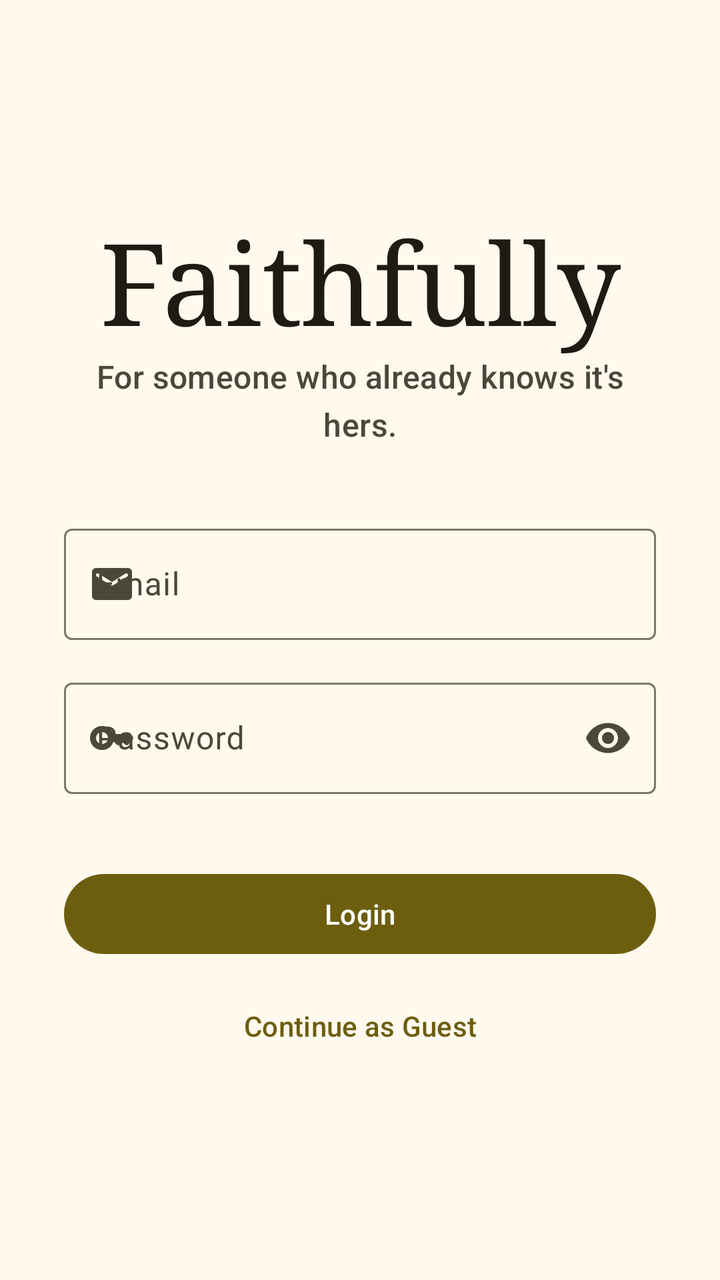
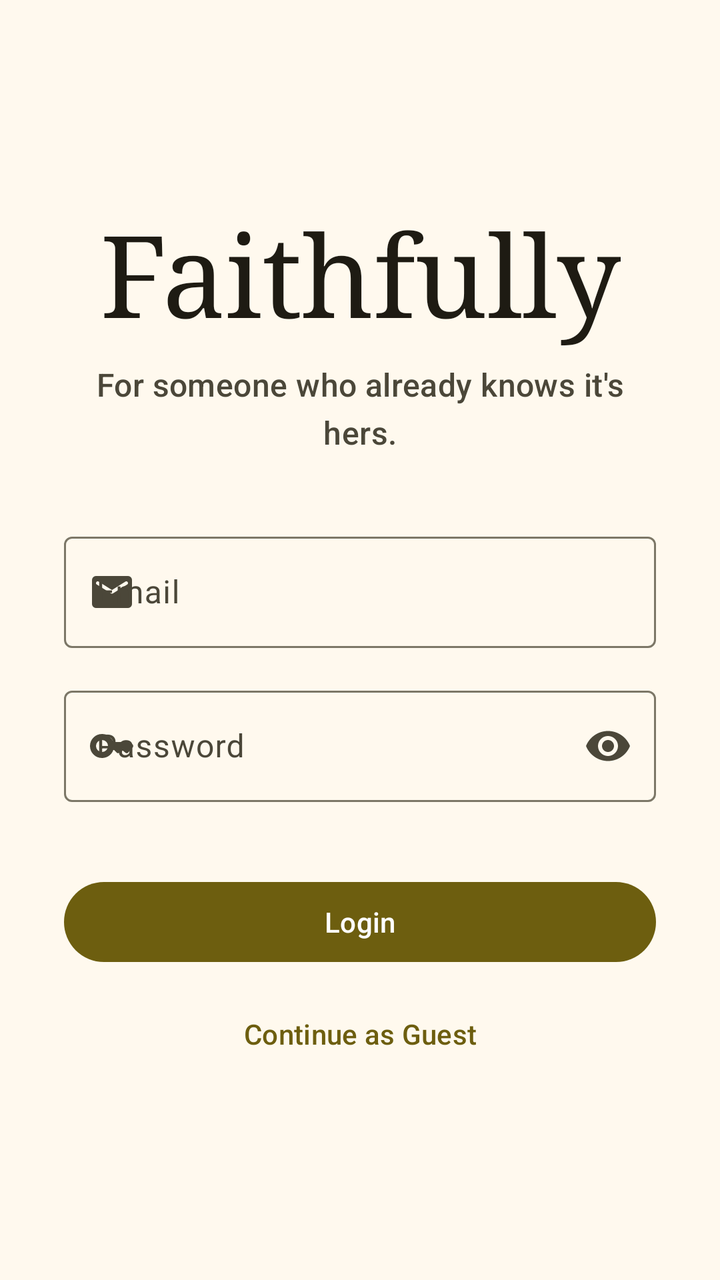

An Android layout rendered at two revisions. The XML below is the earlier revision; the diff shows what the commit changed to produce the second picture.
<!-- AndroidManifest.xml: application theme Theme.Faithfully -->
<!-- res/layout/activity_login.xml -->
<?xml version="1.0" encoding="utf-8"?>
<androidx.constraintlayout.widget.ConstraintLayout
    xmlns:android="http://schemas.android.com/apk/res/android"
    xmlns:app="http://schemas.android.com/apk/res-auto"
    xmlns:tools="http://schemas.android.com/tools"
    android:id="@+id/rootView"
    android:layout_width="match_parent"
    android:layout_height="match_parent">

    <LinearLayout
        android:orientation="vertical"
        android:padding="32dp"
        app:layout_constraintTop_toTopOf="parent"
        app:layout_constraintBottom_toBottomOf="parent"
        app:layout_constraintEnd_toEndOf="parent"
        app:layout_constraintStart_toStartOf="parent"
        android:gravity="center"
        android:layout_width="match_parent"
        android:layout_height="wrap_content">

        <com.google.android.material.textview.MaterialTextView
            android:text="@string/app_name"
            android:textAppearance="?attr/textAppearanceDisplayLarge"
            android:textAlignment="center"
            android:textColor="?attr/colorOnSurface"
            android:fontFamily="serif"
            android:layout_width="wrap_content"
            android:layout_height="wrap_content"/>

        <com.google.android.material.textview.MaterialTextView
            android:text="@string/app_quote"
            android:textColor="?attr/colorOnSurfaceVariant"
            android:textAlignment="center"
            android:textAppearance="?attr/textAppearanceTitleMedium"
            android:layout_marginBottom="36dp"
            android:layout_width="wrap_content"
            android:layout_height="wrap_content"/>

        <com.google.android.material.textfield.TextInputLayout
            android:id="@+id/layout_email"
            android:hint="Email"
            app:endIconMode="clear_text"
            app:startIconDrawable="@drawable/ic_email"
            android:layout_width="match_parent"
            android:layout_height="wrap_content">

            <com.google.android.material.textfield.TextInputEditText
                android:id="@+id/input_email"
                android:inputType="textEmailAddress"
                android:maxLines="1"
                android:layout_width="match_parent"
                android:layout_height="match_parent"/>
        </com.google.android.material.textfield.TextInputLayout>

        <com.google.android.material.textfield.TextInputLayout
            android:id="@+id/layout_password"
            android:hint="Password"
            app:endIconMode="password_toggle"
            app:startIconDrawable="@drawable/ic_key"
            android:layout_marginTop="16dp"
            android:layout_marginBottom="36dp"
            android:layout_width="match_parent"
            android:layout_height="wrap_content">

            <com.google.android.material.textfield.TextInputEditText
                android:id="@+id/input_password"
                android:inputType="textPassword"
                android:maxLines="1"
                android:layout_width="match_parent"
                android:layout_height="match_parent"/>
        </com.google.android.material.textfield.TextInputLayout>

        <com.google.android.material.button.MaterialButton
            android:id="@+id/btn_login"
            android:text="Login"
            android:layout_marginBottom="8dp"
            android:layout_width="match_parent"
            android:layout_height="match_parent"/>

        <com.google.android.material.button.MaterialButton
            android:id="@+id/btn_continue_as_guest"
            android:text="Continue as Guest"
            android:layout_width="match_parent"
            android:layout_height="wrap_content"
            style="@style/Widget.Material3.Button.TextButton"/>
    </LinearLayout>
</androidx.constraintlayout.widget.ConstraintLayout>
<!-- resources referenced by this layout -->
<resources>
  <!-- drawable ic_email (drawable) -->
  <vector xmlns:android="http://schemas.android.com/apk/res/android"
      android:width="24dp"
      android:height="24dp"
      android:viewportWidth="960"
      android:viewportHeight="960">
    <path
        android:pathData="M160,800q-33,0 -56.5,-23.5T80,720v-480q0,-33 23.5,-56.5T160,160h640q33,0 56.5,23.5T880,240v480q0,33 -23.5,56.5T800,800L160,800ZM490.5,511.5Q496,510 501,507l283,-177q8,-5 12,-12.5t4,-16.5q0,-20 -17,-30t-35,1L480,440 212,272q-18,-11 -35,-0.5T160,301q0,10 4,17.5t12,11.5l283,177q5,3 10.5,4.5T480,513q5,0 10.5,-1.5Z"
        android:fillColor="#e3e3e3"/>
  </vector>
  <string name="app_name">Faithfully</string>
  <string name="app_quote">For someone who already knows it\'s hers.</string>
  <color name="md_theme_primary">#6D5E0F</color>
  <color name="md_theme_onPrimary">#FFFFFF</color>
  <color name="md_theme_primaryContainer">#F8E287</color>
  <color name="md_theme_onPrimaryContainer">#534600</color>
  <color name="md_theme_secondary">#665E40</color>
  <color name="md_theme_onSecondary">#FFFFFF</color>
  <color name="md_theme_secondaryContainer">#EEE2BC</color>
  <color name="md_theme_onSecondaryContainer">#4E472A</color>
  <color name="md_theme_tertiary">#43664E</color>
  <color name="md_theme_onTertiary">#FFFFFF</color>
  <color name="md_theme_tertiaryContainer">#C5ECCE</color>
  <color name="md_theme_onTertiaryContainer">#2C4E38</color>
  <color name="md_theme_error">#BA1A1A</color>
  <color name="md_theme_onError">#FFFFFF</color>
  <color name="md_theme_errorContainer">#FFDAD6</color>
  <color name="md_theme_onErrorContainer">#93000A</color>
  <color name="md_theme_background">#FFF9EE</color>
  <color name="md_theme_onBackground">#1E1B13</color>
  <color name="md_theme_surface">#FFF9EE</color>
  <color name="md_theme_onSurface">#1E1B13</color>
  <color name="md_theme_surfaceVariant">#EAE2D0</color>
  <color name="md_theme_onSurfaceVariant">#4B4739</color>
  <color name="md_theme_outline">#7C7767</color>
  <color name="md_theme_outlineVariant">#CDC6B4</color>
  <color name="md_theme_inverseSurface">#333027</color>
  <color name="md_theme_inverseOnSurface">#F7F0E2</color>
  <color name="md_theme_inversePrimary">#DBC66E</color>
  <color name="md_theme_primaryFixed">#F8E287</color>
  <color name="md_theme_onPrimaryFixed">#221B00</color>
  <color name="md_theme_primaryFixedDim">#DBC66E</color>
  <color name="md_theme_onPrimaryFixedVariant">#534600</color>
  <color name="md_theme_secondaryFixed">#EEE2BC</color>
  <color name="md_theme_onSecondaryFixed">#211B04</color>
  <color name="md_theme_secondaryFixedDim">#D1C6A1</color>
  <color name="md_theme_onSecondaryFixedVariant">#4E472A</color>
  <color name="md_theme_tertiaryFixed">#C5ECCE</color>
  <color name="md_theme_onTertiaryFixed">#00210F</color>
  <color name="md_theme_tertiaryFixedDim">#A9D0B3</color>
  <color name="md_theme_onTertiaryFixedVariant">#2C4E38</color>
  <color name="md_theme_surfaceDim">#E0D9CC</color>
  <color name="md_theme_surfaceBright">#FFF9EE</color>
  <color name="md_theme_surfaceContainerLowest">#FFFFFF</color>
  <color name="md_theme_surfaceContainerLow">#FAF3E5</color>
  <color name="md_theme_surfaceContainer">#F4EDDF</color>
  <color name="md_theme_surfaceContainerHigh">#EEE8DA</color>
  <color name="md_theme_surfaceContainerHighest">#E8E2D4</color>
  <!-- unchanged entries left out for length: 2 -->
</resources>

<!-- the commit's change to res/layout/activity_login.xml (unified diff, before → after) -->
@@ -33,6 +33,7 @@
             android:textAlignment="center"
             android:textAppearance="?attr/textAppearanceTitleMedium"
             android:layout_marginBottom="36dp"
+            android:layout_marginTop="8dp"
             android:layout_width="wrap_content"
             android:layout_height="wrap_content"/>
 
